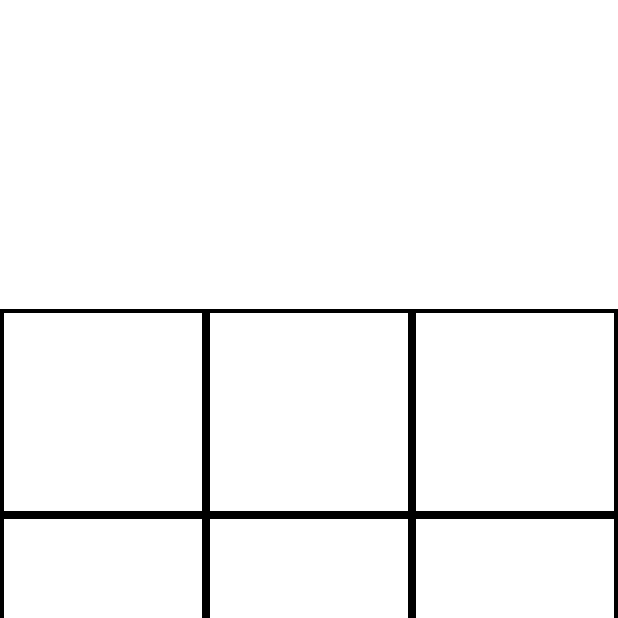
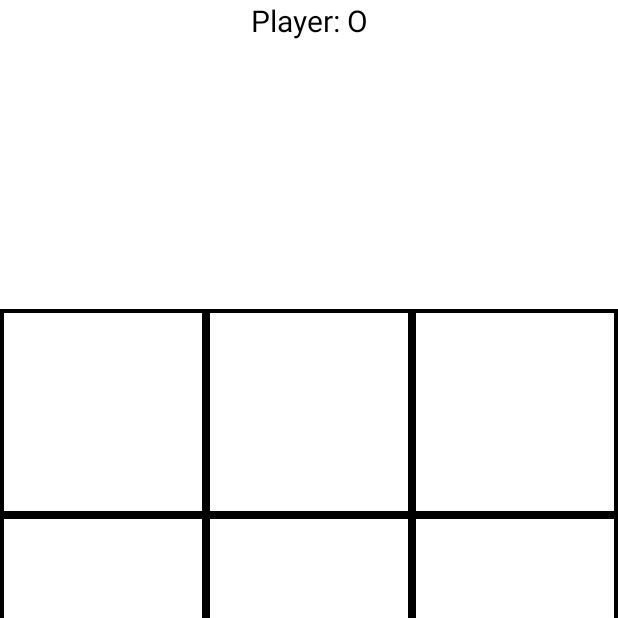
Before and after one commit to hsuanne/tic-tac-toe, an Android app: the screen it shows after launch (MainActivity), on a phone screen of 412 x 824 dp, the top half of it. Run offline under Robolectric (Android 15) with nearby library versions, the phone set to English and light mode, and no system bars; our stand-ins replace RxJava; libraries missing offline, so code that uses them is left out: com.jakewharton.rxbinding4; 4 statements that could not run were skipped.

Commit message:
add player in turn UI

```diff
--- a/app/src/main/java/com/example/tic_tac_toe/GameViewModel.kt
+++ b/app/src/main/java/com/example/tic_tac_toe/GameViewModel.kt
@@ -22,6 +22,10 @@ class GameViewModel(
 
     fun getGameStatus(): Observable<GameStatus> {
         return gameStatusSubject.hide()
+    }
+
+    fun getPlayerInTurn(): Observable<GameSymbol> {
+        return playerInTurnSubject.hide()
     }
 
     fun subscribe() {
--- a/app/src/main/java/com/example/tic_tac_toe/MainActivity.kt
+++ b/app/src/main/java/com/example/tic_tac_toe/MainActivity.kt
@@ -4,7 +4,6 @@ import android.os.Bundle
 import android.view.View
 import android.widget.TextView
 import androidx.appcompat.app.AppCompatActivity
-import androidx.constraintlayout.widget.ConstraintLayout
 import io.reactivex.rxjava3.android.schedulers.AndroidSchedulers
 import io.reactivex.rxjava3.disposables.CompositeDisposable
 
@@ -24,6 +23,7 @@ class MainActivity : AppCompatActivity() {
         val userTouchObservable = gameGridView.getTouchesOnGrid()
         val gameViewModel = GameViewModel(userTouchObservable)
         val resultView: TextView = findViewById(R.id.resultView)
+        val playerView: TextView = findViewById(R.id.playerView)
 
         gameViewModel.subscribe()
 
@@ -34,6 +34,16 @@ class MainActivity : AppCompatActivity() {
                 }
                 .addTo(viewSubscriptions)
 
+        gameViewModel.getPlayerInTurn()
+            .observeOn(AndroidSchedulers.mainThread())
+            .map {
+                if (it == GameSymbol.CIRCLE) "O"
+                else "X"
+            }
+            .subscribe {
+                playerView.text = "Player: $it"
+            }
+            .addTo(viewSubscriptions)
 
 
             gameViewModel.getGameStatus()
--- a/app/src/main/res/layout/activity_main.xml
+++ b/app/src/main/res/layout/activity_main.xml
@@ -10,21 +10,30 @@
         android:id="@+id/gameGridView"
         android:layout_width="wrap_content"
         android:layout_height="0dp"
+        app:layout_constraintBottom_toBottomOf="parent"
         app:layout_constraintDimensionRatio="1:1"
-        app:layout_constraintBottom_toBottomOf="parent"
         app:layout_constraintLeft_toLeftOf="parent"
         app:layout_constraintRight_toRightOf="parent"
         app:layout_constraintTop_toTopOf="parent" />
 
+    <TextView
+        android:id="@+id/playerView"
+        android:layout_width="wrap_content"
+        android:layout_height="wrap_content"
+        android:textColor="@color/black"
+        android:textSize="20sp"
+        app:layout_constraintLeft_toLeftOf="parent"
+        app:layout_constraintRight_toRightOf="parent"
+        app:layout_constraintTop_toTopOf="parent" />
 
     <TextView
         android:id="@+id/resultView"
         android:layout_width="300dp"
         android:layout_height="300dp"
+        android:background="#E6FFFFFF"
+        android:gravity="center"
         android:textColor="@color/black"
         android:textSize="20sp"
-            android:gravity="center"
-            android:background="#E6FFFFFF"
         app:layout_constraintBottom_toBottomOf="parent"
         app:layout_constraintLeft_toLeftOf="parent"
         app:layout_constraintRight_toRightOf="parent"
```
Lines whose indentation alone changed are shown as unchanged.
